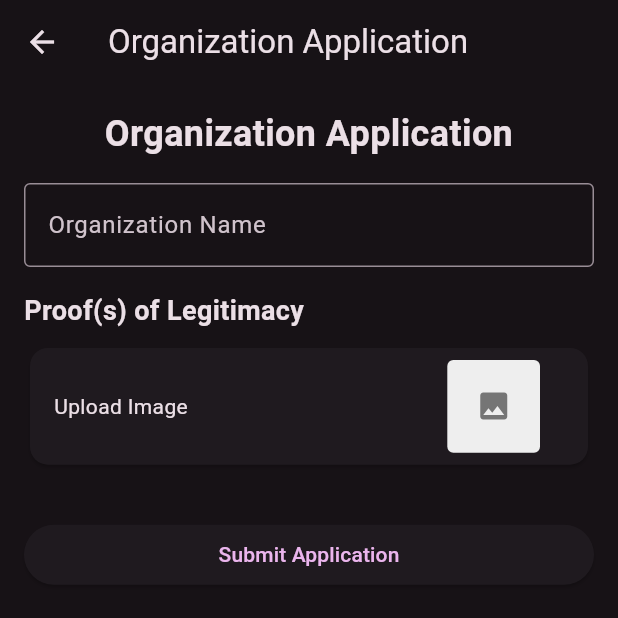
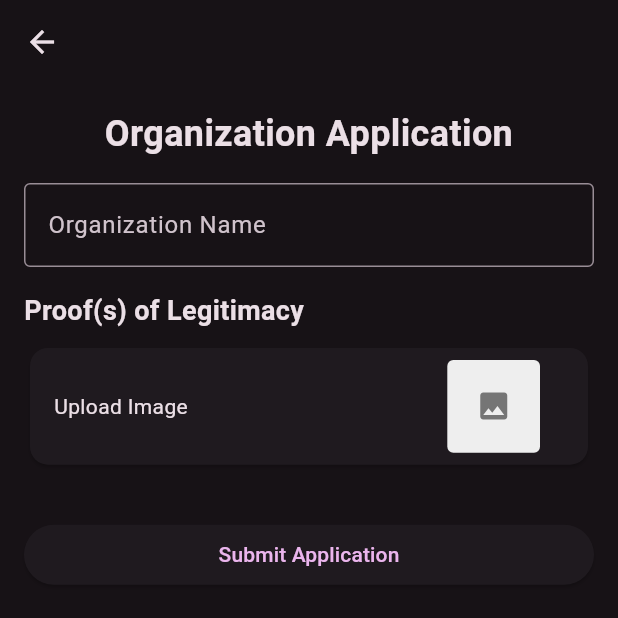
Before and after one commit to sadgezy/cmsc23-project, a Flutter app: the SignUpOrgScreen screen opened directly, on a phone screen of 412 x 824 dp, the top half of it. Run offline on Flutter 3.47's test engine with Material 3 defaults, Android fonts, the phone set to English and light mode, and no system bars; our stand-ins replace cloud_firestore, firebase_auth, firebase_core, firebase_storage, flutter_svg, image_picker; accounts and stored records are empty.

Commit message:
removed appbar text

```diff
--- a/elbi_donation_system/lib/screens/pendingorg_screen.dart
+++ b/elbi_donation_system/lib/screens/pendingorg_screen.dart
@@ -6,7 +6,7 @@ class PendingOrgScreen extends StatelessWidget {
   Widget build(BuildContext context) {
     return Scaffold(
       appBar: AppBar(
-        title: Text("Pending Organization Approval"),
+        title: Text(""),
       ),
       body: Center(
         child: Column(
--- a/elbi_donation_system/lib/screens/signuporg_screen.dart
+++ b/elbi_donation_system/lib/screens/signuporg_screen.dart
@@ -55,7 +55,7 @@ class _SignUpOrgScreenState extends State<SignUpOrgScreen> {
   Widget build(BuildContext context) {
     return Scaffold(
       appBar: AppBar(
-        title: Text("Organization Application"),
+        title: Text(""),
       ),
       body: Padding(
         padding: const EdgeInsets.all(16.0),
```
